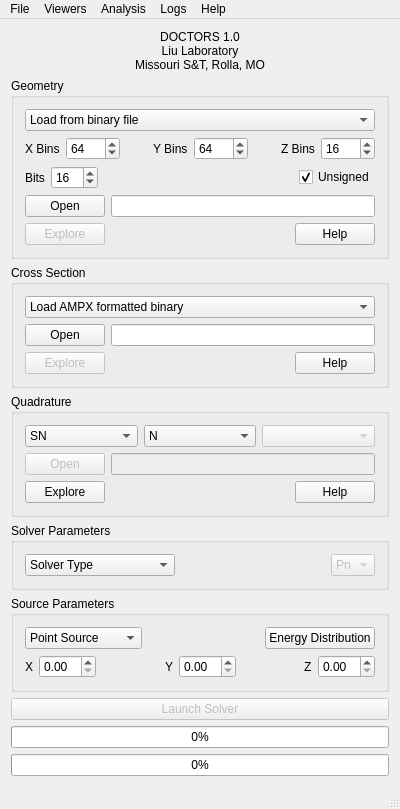
This is doctors/mainwindow.ui in eNorris/thesis as Qt 5 draws it before an edit. The edited form follows.
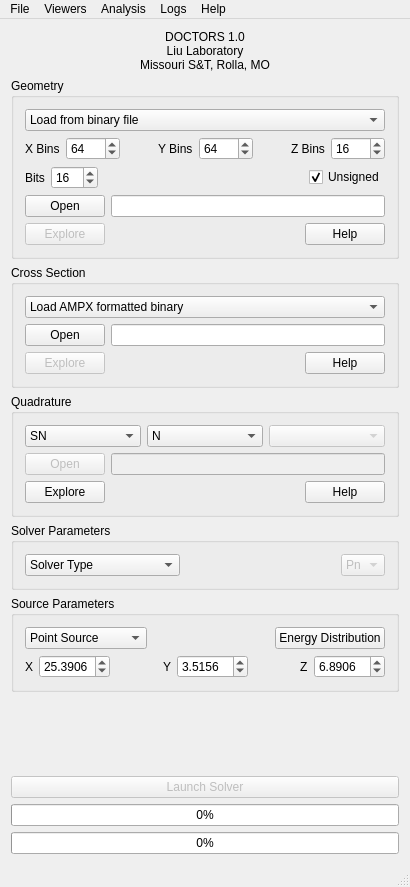
This is the edited form.

Diff of the .ui file:
```diff
--- a/doctors/mainwindow.ui
+++ b/doctors/mainwindow.ui
@@ -6,8 +6,8 @@
    <rect>
     <x>0</x>
     <y>0</y>
-    <width>400</width>
-    <height>781</height>
+    <width>410</width>
+    <height>887</height>
    </rect>
   </property>
   <property name="windowTitle">
@@ -516,7 +516,14 @@
             </widget>
            </item>
            <item>
-            <widget class="QDoubleSpinBox" name="sourceXDoubleSpinBox"/>
+            <widget class="QDoubleSpinBox" name="sourceXDoubleSpinBox">
+             <property name="decimals">
+              <number>4</number>
+             </property>
+             <property name="value">
+              <double>25.390599999999999</double>
+             </property>
+            </widget>
            </item>
            <item>
             <spacer name="horizontalSpacer_7">
@@ -539,7 +546,14 @@
             </widget>
            </item>
            <item>
-            <widget class="QDoubleSpinBox" name="sourceYDoubleSpinBox"/>
+            <widget class="QDoubleSpinBox" name="sourceYDoubleSpinBox">
+             <property name="decimals">
+              <number>4</number>
+             </property>
+             <property name="value">
+              <double>3.515600000000000</double>
+             </property>
+            </widget>
            </item>
            <item>
             <spacer name="horizontalSpacer_8">
@@ -562,7 +576,14 @@
             </widget>
            </item>
            <item>
-            <widget class="QDoubleSpinBox" name="sourceZDoubleSpinBox"/>
+            <widget class="QDoubleSpinBox" name="sourceZDoubleSpinBox">
+             <property name="decimals">
+              <number>4</number>
+             </property>
+             <property name="value">
+              <double>6.890600000000000</double>
+             </property>
+            </widget>
            </item>
           </layout>
          </item>
@@ -660,8 +681,8 @@
     <rect>
      <x>0</x>
      <y>0</y>
-     <width>400</width>
-     <height>21</height>
+     <width>410</width>
+     <height>25</height>
     </rect>
    </property>
    <widget class="QMenu" name="menuFile">
```
